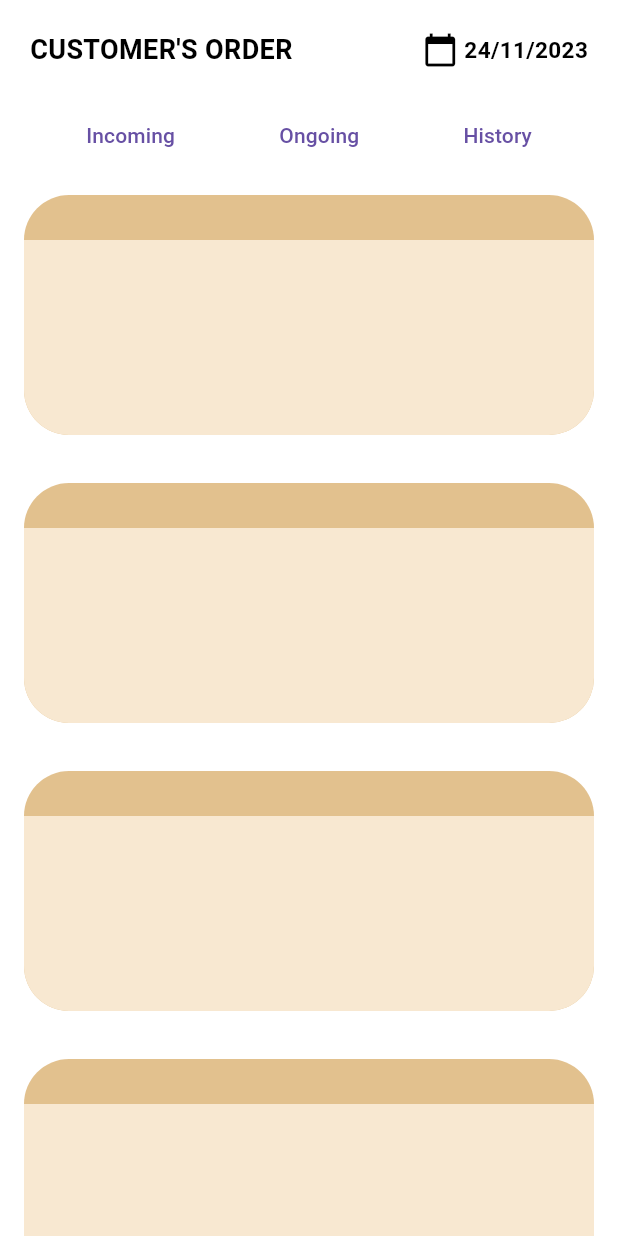
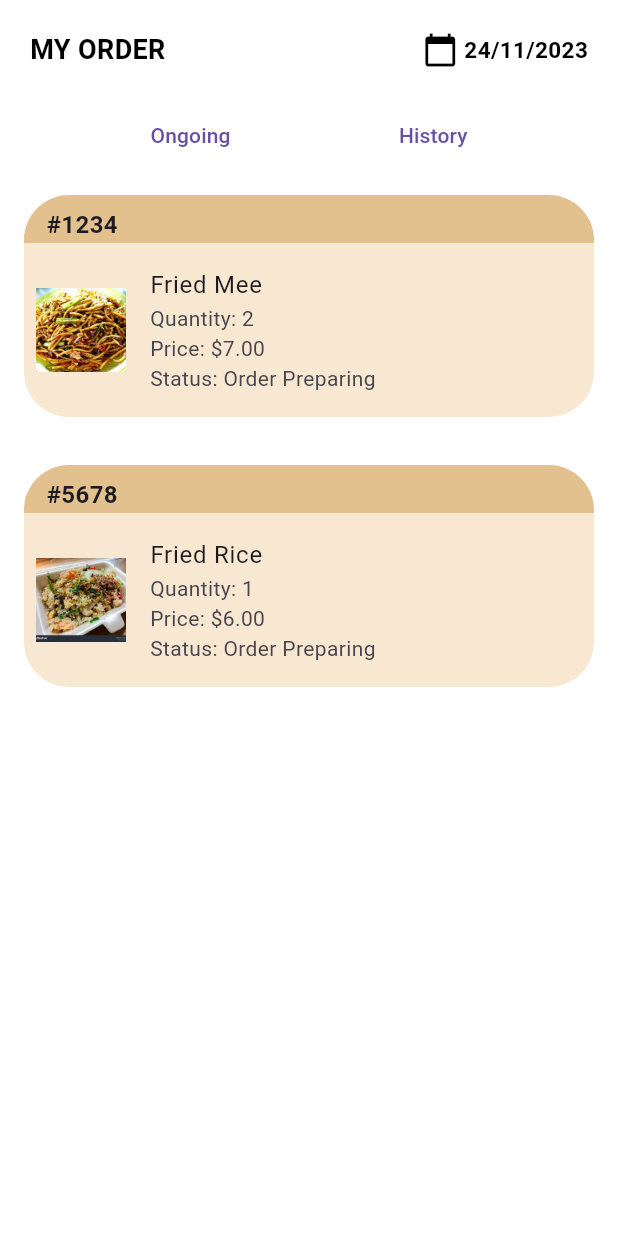
Before and after one commit to zengchai/jood, a Flutter app: the OrderPage screen opened directly, on a phone screen of 412 x 824 dp. Run offline on Flutter 3.47's test engine with Material 3 defaults, Android fonts, the phone set to English and light mode, and no system bars; our stand-ins replace cloud_firestore, firebase_auth, firebase_core, flutter_spinkit; accounts and stored records are empty; statements that could not run were skipped.

Commit message:
yam update order

```diff
--- a/lib/pages/Order/orderPage.dart
+++ b/lib/pages/Order/orderPage.dart
@@ -1,4 +1,4 @@
-// ignore_for_file: prefer_const_constructors
+// ignore_for_file: prefer_const_constructors, prefer_const_literals_to_create_immutables, unnecessary_string_interpolations
 
 import 'package:flutter/material.dart';
 import 'package:intl/intl.dart';
@@ -10,35 +10,65 @@ class OrderPage extends StatefulWidget {
   State<OrderPage> createState() => _OrderPageState();
 }
 
+class OrderItem {
+  final String orderID;
+  final String name;
+  final String image;
+  int quantity;
+  final double price;
+  final String status;
+
+  OrderItem({
+    required this.orderID,
+    required this.name,
+    required this.image,
+    required this.quantity,
+    required this.price,
+    required this.status,
+  });
+}
+
 class _OrderPageState extends State<OrderPage> {
+  List<OrderItem> orderItems = [
+    OrderItem(
+        orderID: '#1234',
+        name: 'Fried Mee',
+        image: 'assets/friedmee.jpeg',
+        quantity: 2,
+        price: 7.0,
+        status: 'Order Preparing'),
+    OrderItem(
+        orderID: '#5678',
+        name: 'Fried Rice',
+        image: 'assets/friedrice.jpeg',
+        quantity: 1,
+        price: 6.0,
+        status: 'Order Preparing'),
+  ];
+
+//Date
+  late DateTime currentDate = DateTime.now();
+  late String formattedDate = DateFormat('dd/MM/yyyy').format(currentDate);
   @override
   Widget build(BuildContext context) {
-    //Date
-    DateTime currentDate = DateTime.now();
-    String formattedDate = DateFormat('dd/MM/yyyy').format(currentDate);
-
     return Scaffold(
       backgroundColor: Colors.white,
-
-      //body============================================
       body: SingleChildScrollView(
         child: Column(
           children: [
-            //Text customer's order==========================
             Padding(
               padding: EdgeInsets.fromLTRB(20, 20, 20, 0),
               child: Row(
                 mainAxisAlignment: MainAxisAlignment.spaceBetween,
                 children: [
                   Text(
-                    "CUSTOMER'S ORDER",
+                    "MY ORDER",
                     style: TextStyle(
                       color: Color.fromARGB(255, 0, 0, 0),
                       fontSize: 18.0,
                       fontWeight: FontWeight.bold,
                     ),
                   ),
-                  //Date calender===================================
                   Row(
                     mainAxisAlignment: MainAxisAlignment.end,
                     children: [
@@ -48,7 +78,7 @@ class _OrderPageState extends State<OrderPage> {
                       ),
                       SizedBox(width: 4.0),
                       Text(
-                        formattedDate, // Replace with your dynamic date
+                        formattedDate,
                         style: TextStyle(
                           color: Colors.black,
                           fontSize: 15.0,
@@ -60,18 +90,11 @@ class _OrderPageState extends State<OrderPage> {
                 ],
               ),
             ),
-
-            //Tab navigation button
-            //=====================================================
             Padding(
               padding: EdgeInsets.fromLTRB(0, 20, 0, 0),
               child: Row(
                 mainAxisAlignment: MainAxisAlignment.spaceEvenly,
                 children: [
-                  TextButton(
-                    onPressed: () {},
-                    child: Text('Incoming'),
-                  ),
                   TextButton(
                     onPressed: () {},
                     child: Text('Ongoing'),
@@ -83,89 +106,17 @@ class _OrderPageState extends State<OrderPage> {
                 ],
               ),
             ),
-
-            //orders card============================================
-            // Boxes or Cards under buttons
-
             Padding(
               padding: EdgeInsets.fromLTRB(0, 0, 0, 0),
               child: Column(
                 children: [
-                  Container(
-                    margin: const EdgeInsets.all(16.0),
-                    padding: const EdgeInsets.fromLTRB(0, 30, 0, 0),
-                    height: 160,
-                    width: 400,
-                    decoration: BoxDecoration(
-                      color: Color.fromRGBO(226, 193, 142, 1),
-                      borderRadius: BorderRadius.circular(30.0),
-                    ),
-                    child: Container(
-                      width: 400,
-                      decoration: BoxDecoration(
-                        color: Color.fromRGBO(248, 232, 209, 1),
-                        borderRadius: BorderRadius.only(
-                            bottomLeft: Radius.circular(30),
-                            bottomRight: Radius.circular(30)),
-                      ),
-                    ),
-                  ),
-                  Container(
-                    margin: const EdgeInsets.all(16.0),
-                    padding: const EdgeInsets.fromLTRB(0, 30, 0, 0),
-                    height: 160,
-                    width: 400,
-                    decoration: BoxDecoration(
-                      color: Color.fromRGBO(226, 193, 142, 1),
-                      borderRadius: BorderRadius.circular(30.0),
-                    ),
-                    child: Container(
-                      width: 400,
-                      decoration: BoxDecoration(
-                        color: Color.fromRGBO(248, 232, 209, 1),
-                        borderRadius: BorderRadius.only(
-                            bottomLeft: Radius.circular(30),
-                            bottomRight: Radius.circular(30)),
-                      ),
-                    ),
-                  ),
-                  Container(
-                    margin: const EdgeInsets.all(16.0),
-                    padding: const EdgeInsets.fromLTRB(0, 30, 0, 0),
-                    height: 160,
-                    width: 400,
-                    decoration: BoxDecoration(
-                      color: Color.fromRGBO(226, 193, 142, 1),
-                      borderRadius: BorderRadius.circular(30.0),
-                    ),
-                    child: Container(
-                      width: 400,
-                      decoration: BoxDecoration(
-                        color: Color.fromRGBO(248, 232, 209, 1),
-                        borderRadius: BorderRadius.only(
-                            bottomLeft: Radius.circular(30),
-                            bottomRight: Radius.circular(30)),
-                      ),
-                    ),
-                  ),
-                  Container(
-                    margin: const EdgeInsets.all(16.0),
-                    padding: const EdgeInsets.fromLTRB(0, 30, 0, 0),
-                    height: 160,
-                    width: 400,
-                    decoration: BoxDecoration(
-                      color: Color.fromRGBO(226, 193, 142, 1),
-                      borderRadius: BorderRadius.circular(30.0),
-                    ),
-                    child: Container(
-                      width: 400,
-                      decoration: BoxDecoration(
-                        color: Color.fromRGBO(248, 232, 209, 1),
-                        borderRadius: BorderRadius.only(
-                            bottomLeft: Radius.circular(30),
-                            bottomRight: Radius.circular(30)),
-                      ),
-                    ),
+                  // ListView.builder to dynamically create order item cards
+                  ListView.builder(
+                    shrinkWrap: true,
+                    itemCount: orderItems.length,
+                    itemBuilder: (BuildContext context, int index) {
+                      return _buildOrderItemCard(orderItems[index]);
+                    },
                   ),
                 ],
               ),
@@ -175,4 +126,61 @@ class _OrderPageState extends State<OrderPage> {
       ),
     );
   }
+
+  Widget _buildOrderItemCard(OrderItem orderItem) {
+    return Container(
+      margin: const EdgeInsets.all(16.0),
+      child: Column(
+        children: [
+          Container(
+            padding: const EdgeInsets.fromLTRB(15, 8, 0, 0),
+            height: 32,
+            width: 400,
+            decoration: BoxDecoration(
+              color: Color.fromRGBO(226, 193, 142, 1),
+              borderRadius: BorderRadius.only(
+                  topLeft: Radius.circular(30), topRight: Radius.circular(30)),
+            ),
+            child: Text('${orderItem.orderID}',
+                style: TextStyle(
+                  fontSize: 16.0,
+                  fontWeight: FontWeight.bold,
+                )),
+          ),
+          Container(
+            width: 400,
+            decoration: BoxDecoration(
+              color: Color.fromRGBO(248, 232, 209, 1),
+              borderRadius: BorderRadius.only(
+                  bottomLeft: Radius.circular(30),
+                  bottomRight: Radius.circular(30)),
+            ),
+            child: ListTile(
+              contentPadding: EdgeInsets.all(8), // Adjusted content padding
+              leading: Image.asset(
+                orderItem.image,
+                width: 60,
+                height: 60,
+                fit: BoxFit.cover,
+              ),
+              title: Text(orderItem.name),
+              subtitle: Column(
+                crossAxisAlignment: CrossAxisAlignment.start,
+                children: [
+                  Column(
+                    crossAxisAlignment: CrossAxisAlignment.start,
+                    children: [
+                      Text('Quantity: ${orderItem.quantity}'),
+                      Text('Price: \$${orderItem.price.toStringAsFixed(2)}'),
+                      Text('Status: ${orderItem.status}'),
+                    ],
+                  ),
+                ],
+              ),
+            ),
+          ),
+        ],
+      ),
+    );
+  }
 }
--- a/lib/pages/home/home.dart
+++ b/lib/pages/home/home.dart
@@ -1,6 +1,6 @@
 import 'package:flutter/material.dart';
 import 'package:jood/models/userprofile.dart';
-import 'package:jood/pages/Order/orderPage.dart';
+import 'package:jood/pages/Order/CorderOngoingPage.dart';
 import 'package:jood/pages/home/addressForm.dart';
 import 'package:jood/pages/payment/payment.dart';
 import 'package:jood/services/auth.dart';
--- a/lib/services/auth.dart
+++ b/lib/services/auth.dart
@@ -2,64 +2,70 @@ import 'package:firebase_auth/firebase_auth.dart';
 import 'package:jood/models/users.dart';
 import 'package:jood/services/database.dart';
 
-class AuthService{
-
+class AuthService {
   final FirebaseAuth _auth = FirebaseAuth.instance;
 
   // create user object based on firebaseuser
-  AppUsers? _userFromFirebaseUser(User user){
-    return user !=null ? AppUsers(uid: user.uid) : null;
+  AppUsers? _userFromFirebaseUser(User user) {
+    return user != null ? AppUsers(uid: user.uid) : null;
   }
 
   // auth change user stream
-  Stream<AppUsers> get changeuser{
-    return _auth.authStateChanges()
+  Stream<AppUsers> get changeuser {
+    return _auth
+        .authStateChanges()
         .map((User? user) => _userFromFirebaseUser(user!)!);
   }
 
   // sign in anon
   Future signInAnon() async {
-  try{
-    UserCredential result  = await _auth.signInAnonymously();
+    try {
+      UserCredential result = await _auth.signInAnonymously();
       User? users = result.user;
 
       return _userFromFirebaseUser(users!);
-  }
-  catch(e){
+    } catch (e) {
       print(e.toString());
       return null;
     }
   }
+
   // sign in with email & password
-  Future signInWithEmailAndPassword (String email, String password) async {
-    try{
-      UserCredential result  = await _auth.signInWithEmailAndPassword(email: email, password: password);
+  Future signInWithEmailAndPassword(String email, String password) async {
+    try {
+      UserCredential result = await _auth.signInWithEmailAndPassword(
+          email: email, password: password);
       User? users = result.user;
       return _userFromFirebaseUser(users!);
-    } catch(e){
+    } catch (e) {
       print(e.toString());
       return null;
     }
   }
+
   // register with email & password
-  Future registerWithEmailAndPassword (String email, String password, String name) async {
-    try{
-      UserCredential result  = await _auth.createUserWithEmailAndPassword(email: email, password: password);
+  Future registerWithEmailAndPassword(
+      String email, String password, String name) async {
+    try {
+      UserCredential result = await _auth.createUserWithEmailAndPassword(
+          email: email, password: password);
       User? users = result.user;
       //create a new document for the new user with the uid
-      await DatabaseService(uid: users!.uid).updateUserData(name, email,'','','');
+      await DatabaseService(uid: users!.uid).updateUserData(name, email, '', '', '');
       await DatabaseService(uid: users!.uid).updatePaymentData('TnG', '0.00');
+      await DatabaseService(uid: users!.uid).updateOrderData('Fried Rice', '0.00', 'Order Preparing');
       return _userFromFirebaseUser(users);
-    } catch(e){
+    } catch (e) {
       print(e.toString());
       return null;
     }
   }
+
   // sign out
-  Future signOut() async{
-      try{
+  Future signOut() async {
+    try {
       return await _auth.signOut();
-      } catch(e){
+    } catch (e) {
       print(e.toString());
       return null;
     }
--- a/lib/services/database.dart
+++ b/lib/services/database.dart
@@ -30,7 +30,7 @@ class DatabaseService {
     });
   }
 
-  Future updateOrderData(String fName, double price, String status) async {
+  Future updateOrderData(String fName, String price, String status) async {
     return await orderCollection.doc(uid).set({
       'fName': fName,
       'price': price,
```
Lines whose indentation alone changed are shown as unchanged.
